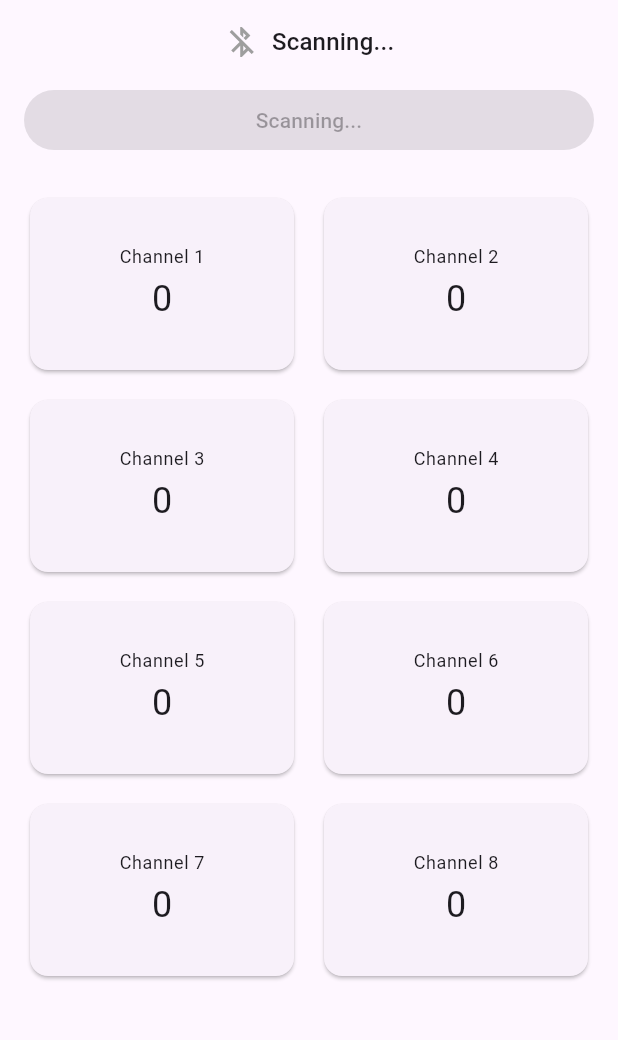
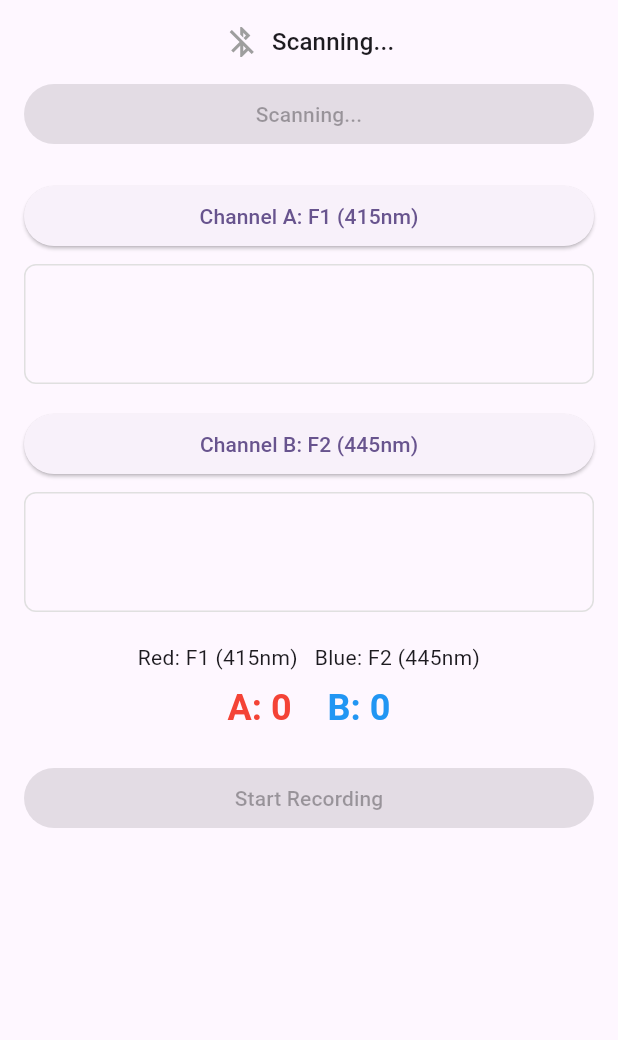
Before and after one commit to rtvoorhees/esp32_ios_reader, a Flutter app: the screen it shows after launch, after a tap on "Connect to ESP32", on a phone screen of 412 x 824 dp, the part 84-1124 px from its top. Run offline on Flutter 3.47's test engine with Material 3 defaults, Android fonts, the phone set to English and light mode, and no system bars; our stand-ins replace flutter_blue_plus.

Commit message:
New two-channel UI: channel pickers, live graphs, CSV recording with file sharing

```diff
--- /dev/null
+++ b/lib/line_chart_painter.dart
@@ -0,0 +1,74 @@
+import 'package:flutter/material.dart';
+
+class LineChartPainter extends CustomPainter {
+  final List<num> data;
+  final Color color;
+
+  LineChartPainter({required this.data, required this.color});
+
+  @override
+  void paint(Canvas canvas, Size size) {
+    if (data.length < 2) return;
+
+    final paint = Paint()
+      ..color = color
+      ..strokeWidth = 2
+      ..style = PaintingStyle.stroke
+      ..strokeJoin = StrokeJoin.round
+      ..strokeCap = StrokeCap.round;
+
+    final minValue = data.reduce((a, b) => a < b ? a : b);
+    final maxValue = data.reduce((a, b) => a > b ? a : b);
+    final range = (maxValue - minValue).abs();
+    final effectiveRange = range == 0 ? 1 : range;
+
+    final path = Path();
+    final stepX = size.width / (data.length - 1);
+
+    for (int i = 0; i < data.length; i++) {
+      final normalized = (data[i] - minValue) / effectiveRange;
+      final x = i * stepX;
+      final y = size.height - (normalized * size.height);
+      if (i == 0) {
+        path.moveTo(x, y);
+      } else {
+        path.lineTo(x, y);
+      }
+    }
+
+    canvas.drawPath(path, paint);
+  }
+
+  @override
+  bool shouldRepaint(covariant LineChartPainter oldDelegate) {
+    return oldDelegate.data != data;
+  }
+}
+
+class LiveLineChart extends StatelessWidget {
+  final List<num> data;
+  final Color color;
+  final double height;
+
+  const LiveLineChart({
+    super.key,
+    required this.data,
+    required this.color,
+    this.height = 80,
+  });
+
+  @override
+  Widget build(BuildContext context) {
+    return Container(
+      height: height,
+      width: double.infinity,
+      decoration: BoxDecoration(
+        border: Border.all(color: Colors.grey.shade300),
+        borderRadius: BorderRadius.circular(8),
+      ),
+      child: CustomPaint(
+        painter: LineChartPainter(data: data, color: color),
+      ),
+    );
+  }
+}
--- a/lib/main.dart
+++ b/lib/main.dart
@@ -1,6 +1,23 @@
+import 'dart:io';
+
 import 'package:flutter/material.dart';
+import 'package:path_provider/path_provider.dart';
 
 import 'ble_manager.dart';
+import 'line_chart_painter.dart';
+
+const List<String> channelLabels = [
+  'F1 (415nm)',
+  'F2 (445nm)',
+  'F3 (480nm)',
+  'F4 (515nm)',
+  'F5 (555nm)',
+  'F6 (590nm)',
+  'F7 (630nm)',
+  'F8 (680nm)',
+];
+
+const int maxHistoryPoints = 50;
 
 void main() {
   runApp(const MyApp());
@@ -34,8 +51,19 @@ class _ReaderHomePageState extends State<ReaderHomePage> {
 
   bool _isConnected = false;
   bool _isScanning = false;
-  List<int> _values = List<int>.filled(8, 0);
   String? _errorMessage;
+
+  List<int> _latestValues = List<int>.filled(8, 0);
+
+  int _channelA = 0;
+  int _channelB = 1;
+
+  final List<int> _historyA = [];
+  final List<int> _historyB = [];
+
+  bool _isRecording = false;
+  IOSink? _csvSink;
+  String? _recordingFileName;
 
   @override
   void initState() {
@@ -54,8 +82,20 @@ class _ReaderHomePageState extends State<ReaderHomePage> {
 
     _bleManager.onValuesReceived = (values) {
       setState(() {
-        _values = values;
+        _latestValues = values;
+
+        _historyA.add(values[_channelA]);
+        if (_historyA.length > maxHistoryPoints) {
+          _historyA.removeAt(0);
+        }
+
+        _historyB.add(values[_channelB]);
+        if (_historyB.length > maxHistoryPoints) {
+          _historyB.removeAt(0);
+        }
       });
+
+      _writeCsvRow(values[_channelA], values[_channelB]);
     };
   }
 
@@ -83,8 +123,80 @@ class _ReaderHomePageState extends State<ReaderHomePage> {
     });
   }
 
+  Future<void> _pickChannel(bool isChannelA) async {
+    final selected = await showModalBottomSheet<int>(
+      context: context,
+      builder: (context) {
+        return SafeArea(
+          child: ListView.builder(
+            shrinkWrap: true,
+            itemCount: channelLabels.length,
+            itemBuilder: (context, index) {
+              return ListTile(
+                title: Text(channelLabels[index]),
+                onTap: () => Navigator.of(context).pop(index),
+              );
+            },
+          ),
+        );
+      },
+    );
+
+    if (selected == null) return;
+
+    setState(() {
+      if (isChannelA) {
+        _channelA = selected;
+        _historyA.clear();
+      } else {
+        _channelB = selected;
+        _historyB.clear();
+      }
+    });
+  }
+
+  String _twoDigits(int n) => n.toString().padLeft(2, '0');
+
+  Future<void> _toggleRecording() async {
+    if (_isRecording) {
+      await _csvSink?.flush();
+      await _csvSink?.close();
+      setState(() {
+        _isRecording = false;
+        _csvSink = null;
+      });
+      return;
+    }
+
+    final dir = await getApplicationDocumentsDirectory();
+    final now = DateTime.now();
+    final fileName = 'spectral_'
+        '${now.year}${_twoDigits(now.month)}${_twoDigits(now.day)}_'
+        '${_twoDigits(now.hour)}${_twoDigits(now.minute)}${_twoDigits(now.second)}'
+        '.csv';
+    final file = File('${dir.path}/$fileName');
+
+    final sink = file.openWrite();
+    sink.writeln(
+      'timestamp,${channelLabels[_channelA]},${channelLabels[_channelB]}',
+    );
+
+    setState(() {
+      _isRecording = true;
+      _csvSink = sink;
+      _recordingFileName = fileName;
+    });
+  }
+
+  void _writeCsvRow(int valueA, int valueB) {
+    if (!_isRecording || _csvSink == null) return;
+    final timestamp = DateTime.now().toIso8601String();
+    _csvSink!.writeln('$timestamp,$valueA,$valueB');
+  }
+
   @override
   void dispose() {
+    _csvSink?.close();
     _bleManager.disconnect();
     super.dispose();
   }
@@ -96,7 +208,8 @@ class _ReaderHomePageState extends State<ReaderHomePage> {
         backgroundColor: Theme.of(context).colorScheme.inversePrimary,
         title: const Text('ESP32 Reader'),
       ),
-      body: Padding(
+      body: SafeArea(
+        child: SingleChildScrollView(
           padding: const EdgeInsets.all(16.0),
           child: Column(
             crossAxisAlignment: CrossAxisAlignment.stretch,
@@ -105,7 +218,9 @@ class _ReaderHomePageState extends State<ReaderHomePage> {
                 mainAxisAlignment: MainAxisAlignment.center,
                 children: [
                   Icon(
-                  _isConnected ? Icons.bluetooth_connected : Icons.bluetooth_disabled,
+                    _isConnected
+                        ? Icons.bluetooth_connected
+                        : Icons.bluetooth_disabled,
                     color: _isConnected ? Colors.green : Colors.grey,
                   ),
                   const SizedBox(width: 8),
@@ -117,10 +232,10 @@ class _ReaderHomePageState extends State<ReaderHomePage> {
                   ),
                 ],
               ),
-            const SizedBox(height: 16),
+              const SizedBox(height: 12),
               if (_errorMessage != null)
                 Padding(
-                padding: const EdgeInsets.only(bottom: 16.0),
+                  padding: const EdgeInsets.only(bottom: 12.0),
                   child: Text(
                     _errorMessage!,
                     style: const TextStyle(color: Colors.red),
@@ -137,46 +252,69 @@ class _ReaderHomePageState extends State<ReaderHomePage> {
                       : (_isScanning ? 'Scanning...' : 'Connect to ESP32'),
                 ),
               ),
-            const SizedBox(height: 24),
-            Expanded(
-              child: GridView.builder(
-                gridDelegate: const SliceGridDelegate(),
-                itemCount: _values.length,
-                itemBuilder: (context, index) {
-                  return Card(
-                    child: Center(
-                      child: Column(
+              const SizedBox(height: 20),
+              ElevatedButton(
+                onPressed: () => _pickChannel(true),
+                child: Text('Channel A: ${channelLabels[_channelA]}'),
+              ),
+              const SizedBox(height: 8),
+              LiveLineChart(data: _historyA, color: Colors.red),
+              const SizedBox(height: 16),
+              ElevatedButton(
+                onPressed: () => _pickChannel(false),
+                child: Text('Channel B: ${channelLabels[_channelB]}'),
+              ),
+              const SizedBox(height: 8),
+              LiveLineChart(data: _historyB, color: Colors.blue),
+              const SizedBox(height: 20),
+              Text(
+                'Red: ${channelLabels[_channelA]}   '
+                'Blue: ${channelLabels[_channelB]}',
+                textAlign: TextAlign.center,
+                style: Theme.of(context).textTheme.bodyMedium,
+              ),
+              const SizedBox(height: 8),
+              Row(
                 mainAxisAlignment: MainAxisAlignment.center,
                 children: [
                   Text(
-                            'Channel ${index + 1}',
-                            style: Theme.of(context).textTheme.bodySmall,
+                    'A: ${_latestValues[_channelA]}',
+                    style: Theme.of(context).textTheme.headlineSmall?.copyWith(
+                          color: Colors.red,
+                          fontWeight: FontWeight.bold,
                         ),
-                          const SizedBox(height: 4),
+                  ),
+                  const SizedBox(width: 24),
                   Text(
-                            '${_values[index]}',
-                            style: Theme.of(context).textTheme.headlineSmall,
+                    'B: ${_latestValues[_channelB]}',
+                    style: Theme.of(context).textTheme.headlineSmall?.copyWith(
+                          color: Colors.blue,
+                          fontWeight: FontWeight.bold,
+                        ),
                   ),
                 ],
               ),
+              const SizedBox(height: 20),
+              ElevatedButton(
+                onPressed: _isConnected ? _toggleRecording : null,
+                child: Text(_isRecording ? 'Stop Recording' : 'Start Recording'),
               ),
-                  );
-                },
+              if (_recordingFileName != null)
+                Padding(
+                  padding: const EdgeInsets.only(top: 8.0),
+                  child: Text(
+                    _isRecording
+                        ? 'Recording to: $_recordingFileName'
+                        : 'Saved: $_recordingFileName',
+                    textAlign: TextAlign.center,
+                    style: Theme.of(context).textTheme.bodySmall,
                   ),
                 ),
+              const SizedBox(height: 16),
             ],
+          ),
         ),
       ),
     );
   }
 }
-
-class SliceGridDelegate extends SliverGridDelegateWithFixedCrossAxisCount {
-  const SliceGridDelegate()
-      : super(
-          crossAxisCount: 2,
-          mainAxisSpacing: 12,
-          crossAxisSpacing: 12,
-          childAspectRatio: 1.5,
-        );
-}
--- a/pubspec.yaml
+++ b/pubspec.yaml
@@ -35,6 +35,7 @@ dependencies:
   # Use with the CupertinoIcons class for iOS style icons.
   cupertino_icons: ^1.0.8
   flutter_blue_plus: ^2.3.11
+  path_provider: ^2.1.6
 
 dev_dependencies:
   flutter_test:
```
Also changed, not shown: pubspec.lock, 1 other file. Lines whose indentation alone changed are shown as unchanged.
